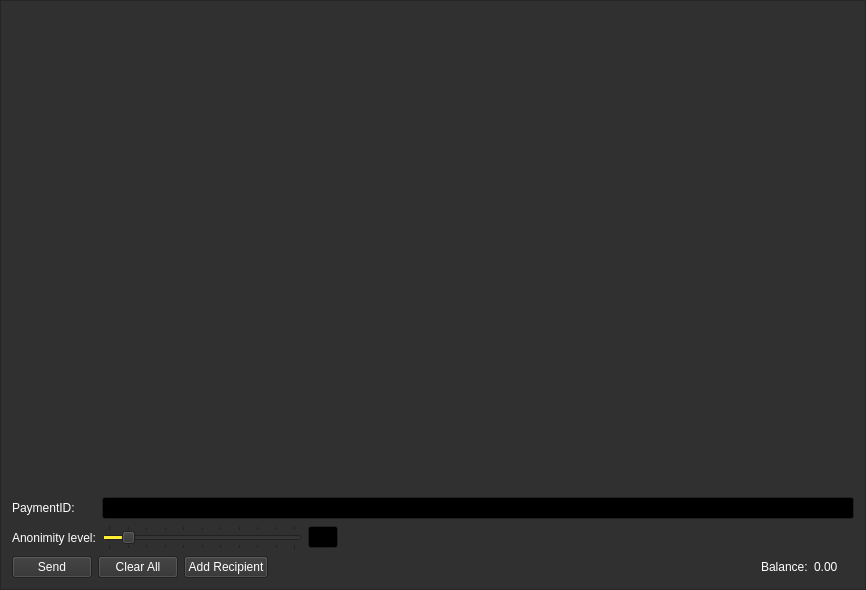
Before: the Qt Designer form src/gui/ui/sendframe.ui in iridiumdev/iridium-gui, drawn with Qt 5.
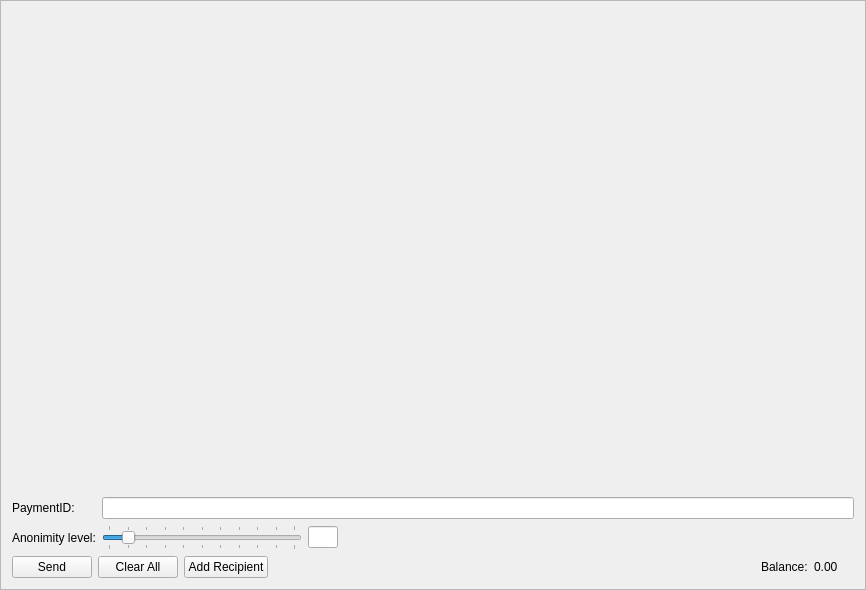
After: the same form once the commit is applied. Icons and pictures are not drawn.

The edit to the form file:
```diff
--- a/src/gui/ui/sendframe.ui
+++ b/src/gui/ui/sendframe.ui
@@ -10,448 +10,6 @@
     <height>590</height>
    </rect>
   </property>
-  <property name="palette">
-   <palette>
-    <active>
-     <colorrole role="WindowText">
-      <brush brushstyle="SolidPattern">
-       <color alpha="255">
-        <red>255</red>
-        <green>255</green>
-        <blue>255</blue>
-       </color>
-      </brush>
-     </colorrole>
-     <colorrole role="Button">
-      <brush brushstyle="SolidPattern">
-       <color alpha="255">
-        <red>48</red>
-        <green>48</green>
-        <blue>48</blue>
-       </color>
-      </brush>
-     </colorrole>
-     <colorrole role="Light">
-      <brush brushstyle="SolidPattern">
-       <color alpha="255">
-        <red>72</red>
-        <green>72</green>
-        <blue>72</blue>
-       </color>
-      </brush>
-     </colorrole>
-     <colorrole role="Midlight">
-      <brush brushstyle="SolidPattern">
-       <color alpha="255">
-        <red>60</red>
-        <green>60</green>
-        <blue>60</blue>
-       </color>
-      </brush>
-     </colorrole>
-     <colorrole role="Dark">
-      <brush brushstyle="SolidPattern">
-       <color alpha="255">
-        <red>24</red>
-        <green>24</green>
-        <blue>24</blue>
-       </color>
-      </brush>
-     </colorrole>
-     <colorrole role="Mid">
-      <brush brushstyle="SolidPattern">
-       <color alpha="255">
-        <red>32</red>
-        <green>32</green>
-        <blue>32</blue>
-       </color>
-      </brush>
-     </colorrole>
-     <colorrole role="Text">
-      <brush brushstyle="SolidPattern">
-       <color alpha="255">
-        <red>255</red>
-        <green>255</green>
-        <blue>255</blue>
-       </color>
-      </brush>
-     </colorrole>
-     <colorrole role="BrightText">
-      <brush brushstyle="SolidPattern">
-       <color alpha="255">
-        <red>255</red>
-        <green>255</green>
-        <blue>255</blue>
-       </color>
-      </brush>
-     </colorrole>
-     <colorrole role="ButtonText">
-      <brush brushstyle="SolidPattern">
-       <color alpha="255">
-        <red>255</red>
-        <green>255</green>
-        <blue>255</blue>
-       </color>
-      </brush>
-     </colorrole>
-     <colorrole role="Base">
-      <brush brushstyle="SolidPattern">
-       <color alpha="255">
-        <red>0</red>
-        <green>0</green>
-        <blue>0</blue>
-       </color>
-      </brush>
-     </colorrole>
-     <colorrole role="Window">
-      <brush brushstyle="SolidPattern">
-       <color alpha="255">
-        <red>48</red>
-        <green>48</green>
-        <blue>48</blue>
-       </color>
-      </brush>
-     </colorrole>
-     <colorrole role="Shadow">
-      <brush brushstyle="SolidPattern">
-       <color alpha="255">
-        <red>0</red>
-        <green>0</green>
-        <blue>0</blue>
-       </color>
-      </brush>
-     </colorrole>
-     <colorrole role="Highlight">
-      <brush brushstyle="SolidPattern">
-       <color alpha="255">
-        <red>254</red>
-        <green>233</green>
-        <blue>0</blue>
-       </color>
-      </brush>
-     </colorrole>
-     <colorrole role="AlternateBase">
-      <brush brushstyle="SolidPattern">
-       <color alpha="255">
-        <red>24</red>
-        <green>24</green>
-        <blue>24</blue>
-       </color>
-      </brush>
-     </colorrole>
-     <colorrole role="ToolTipBase">
-      <brush brushstyle="SolidPattern">
-       <color alpha="255">
-        <red>255</red>
-        <green>255</green>
-        <blue>220</blue>
-       </color>
-      </brush>
-     </colorrole>
-     <colorrole role="ToolTipText">
-      <brush brushstyle="SolidPattern">
-       <color alpha="255">
-        <red>0</red>
-        <green>0</green>
-        <blue>0</blue>
-       </color>
-      </brush>
-     </colorrole>
-    </active>
-    <inactive>
-     <colorrole role="WindowText">
-      <brush brushstyle="SolidPattern">
-       <color alpha="255">
-        <red>255</red>
-        <green>255</green>
-        <blue>255</blue>
-       </color>
-      </brush>
-     </colorrole>
-     <colorrole role="Button">
-      <brush brushstyle="SolidPattern">
-       <color alpha="255">
-        <red>48</red>
-        <green>48</green>
-        <blue>48</blue>
-       </color>
-      </brush>
-     </colorrole>
-     <colorrole role="Light">
-      <brush brushstyle="SolidPattern">
-       <color alpha="255">
-        <red>72</red>
-        <green>72</green>
-        <blue>72</blue>
-       </color>
-      </brush>
-     </colorrole>
-     <colorrole role="Midlight">
-      <brush brushstyle="SolidPattern">
-       <color alpha="255">
-        <red>60</red>
-        <green>60</green>
-        <blue>60</blue>
-       </color>
-      </brush>
-     </colorrole>
-     <colorrole role="Dark">
-      <brush brushstyle="SolidPattern">
-       <color alpha="255">
-        <red>24</red>
-        <green>24</green>
-        <blue>24</blue>
-       </color>
-      </brush>
-     </colorrole>
-     <colorrole role="Mid">
-      <brush brushstyle="SolidPattern">
-       <color alpha="255">
-        <red>32</red>
-        <green>32</green>
-        <blue>32</blue>
-       </color>
-      </brush>
-     </colorrole>
-     <colorrole role="Text">
-      <brush brushstyle="SolidPattern">
-       <color alpha="255">
-        <red>255</red>
-        <green>255</green>
-        <blue>255</blue>
-       </color>
-      </brush>
-     </colorrole>
-     <colorrole role="BrightText">
-      <brush brushstyle="SolidPattern">
-       <color alpha="255">
-        <red>255</red>
-        <green>255</green>
-        <blue>255</blue>
-       </color>
-      </brush>
-     </colorrole>
-     <colorrole role="ButtonText">
-      <brush brushstyle="SolidPattern">
-       <color alpha="255">
-        <red>255</red>
-        <green>255</green>
-        <blue>255</blue>
-       </color>
-      </brush>
-     </colorrole>
-     <colorrole role="Base">
-      <brush brushstyle="SolidPattern">
-       <color alpha="255">
-        <red>0</red>
-        <green>0</green>
-        <blue>0</blue>
-       </color>
-      </brush>
-     </colorrole>
-     <colorrole role="Window">
-      <brush brushstyle="SolidPattern">
-       <color alpha="255">
-        <red>48</red>
-        <green>48</green>
-        <blue>48</blue>
-       </color>
-      </brush>
-     </colorrole>
-     <colorrole role="Shadow">
-      <brush brushstyle="SolidPattern">
-       <color alpha="255">
-        <red>0</red>
-        <green>0</green>
-        <blue>0</blue>
-       </color>
-      </brush>
-     </colorrole>
-     <colorrole role="Highlight">
-      <brush brushstyle="SolidPattern">
-       <color alpha="255">
-        <red>254</red>
-        <green>233</green>
-        <blue>0</blue>
-       </color>
-      </brush>
-     </colorrole>
-     <colorrole role="AlternateBase">
-      <brush brushstyle="SolidPattern">
-       <color alpha="255">
-        <red>24</red>
-        <green>24</green>
-        <blue>24</blue>
-       </color>
-      </brush>
-     </colorrole>
-     <colorrole role="ToolTipBase">
-      <brush brushstyle="SolidPattern">
-       <color alpha="255">
-        <red>255</red>
-        <green>255</green>
-        <blue>220</blue>
-       </color>
-      </brush>
-     </colorrole>
-     <colorrole role="ToolTipText">
-      <brush brushstyle="SolidPattern">
-       <color alpha="255">
-        <red>0</red>
-        <green>0</green>
-        <blue>0</blue>
-       </color>
-      </brush>
-     </colorrole>
-    </inactive>
-    <disabled>
-     <colorrole role="WindowText">
-      <brush brushstyle="SolidPattern">
-       <color alpha="255">
-        <red>24</red>
-        <green>24</green>
-        <blue>24</blue>
-       </color>
-      </brush>
-     </colorrole>
-     <colorrole role="Button">
-      <brush brushstyle="SolidPattern">
-       <color alpha="255">
-        <red>48</red>
-        <green>48</green>
-        <blue>48</blue>
-       </color>
-      </brush>
-     </colorrole>
-     <colorrole role="Light">
-      <brush brushstyle="SolidPattern">
-       <color alpha="255">
-        <red>72</red>
-        <green>72</green>
-        <blue>72</blue>
-       </color>
-      </brush>
-     </colorrole>
-     <colorrole role="Midlight">
-      <brush brushstyle="SolidPattern">
-       <color alpha="255">
-        <red>60</red>
-        <green>60</green>
-        <blue>60</blue>
-       </color>
-      </brush>
-     </colorrole>
-     <colorrole role="Dark">
-      <brush brushstyle="SolidPattern">
-       <color alpha="255">
-        <red>24</red>
-        <green>24</green>
-        <blue>24</blue>
-       </color>
-      </brush>
-     </colorrole>
-     <colorrole role="Mid">
-      <brush brushstyle="SolidPattern">
-       <color alpha="255">
-        <red>32</red>
-        <green>32</green>
-        <blue>32</blue>
-       </color>
-      </brush>
-     </colorrole>
-     <colorrole role="Text">
-      <brush brushstyle="SolidPattern">
-       <color alpha="255">
-        <red>24</red>
-        <green>24</green>
-        <blue>24</blue>
-       </color>
-      </brush>
-     </colorrole>
-     <colorrole role="BrightText">
-      <brush brushstyle="SolidPattern">
-       <color alpha="255">
-        <red>255</red>
-        <green>255</green>
-        <blue>255</blue>
-       </color>
-      </brush>
-     </colorrole>
-     <colorrole role="ButtonText">
-      <brush brushstyle="SolidPattern">
-       <color alpha="255">
-        <red>24</red>
-        <green>24</green>
-        <blue>24</blue>
-       </color>
-      </brush>
-     </colorrole>
-     <colorrole role="Base">
-      <brush brushstyle="SolidPattern">
-       <color alpha="255">
-        <red>48</red>
-        <green>48</green>
-        <blue>48</blue>
-       </color>
-      </brush>
-     </colorrole>
-     <colorrole role="Window">
-      <brush brushstyle="SolidPattern">
-       <color alpha="255">
-        <red>48</red>
-        <green>48</green>
-        <blue>48</blue>
-       </color>
-      </brush>
-     </colorrole>
-     <colorrole role="Shadow">
-      <brush brushstyle="SolidPattern">
-       <color alpha="255">
-        <red>0</red>
-        <green>0</green>
-        <blue>0</blue>
-       </color>
-      </brush>
-     </colorrole>
-     <colorrole role="Highlight">
-      <brush brushstyle="SolidPattern">
-       <color alpha="255">
-        <red>0</red>
-        <green>120</green>
-        <blue>215</blue>
-       </color>
-      </brush>
-     </colorrole>
-     <colorrole role="AlternateBase">
-      <brush brushstyle="SolidPattern">
-       <color alpha="255">
-        <red>48</red>
-        <green>48</green>
-        <blue>48</blue>
-       </color>
-      </brush>
-     </colorrole>
-     <colorrole role="ToolTipBase">
-      <brush brushstyle="SolidPattern">
-       <color alpha="255">
-        <red>255</red>
-        <green>255</green>
-        <blue>220</blue>
-       </color>
-      </brush>
-     </colorrole>
-     <colorrole role="ToolTipText">
-      <brush brushstyle="SolidPattern">
-       <color alpha="255">
-        <red>0</red>
-        <green>0</green>
-        <blue>0</blue>
-       </color>
-      </brush>
-     </colorrole>
-    </disabled>
-   </palette>
-  </property>
   <property name="windowTitle">
    <string>Frame</string>
   </property>
@@ -475,8 +33,8 @@
        <rect>
         <x>0</x>
         <y>0</y>
-        <width>846</width>
-        <height>468</height>
+        <width>840</width>
+        <height>446</height>
        </rect>
       </property>
       <layout class="QVBoxLayout" name="m_send_frame_layout">
```
Left out of the diff: 1 changed line with no effect on the pictures.
